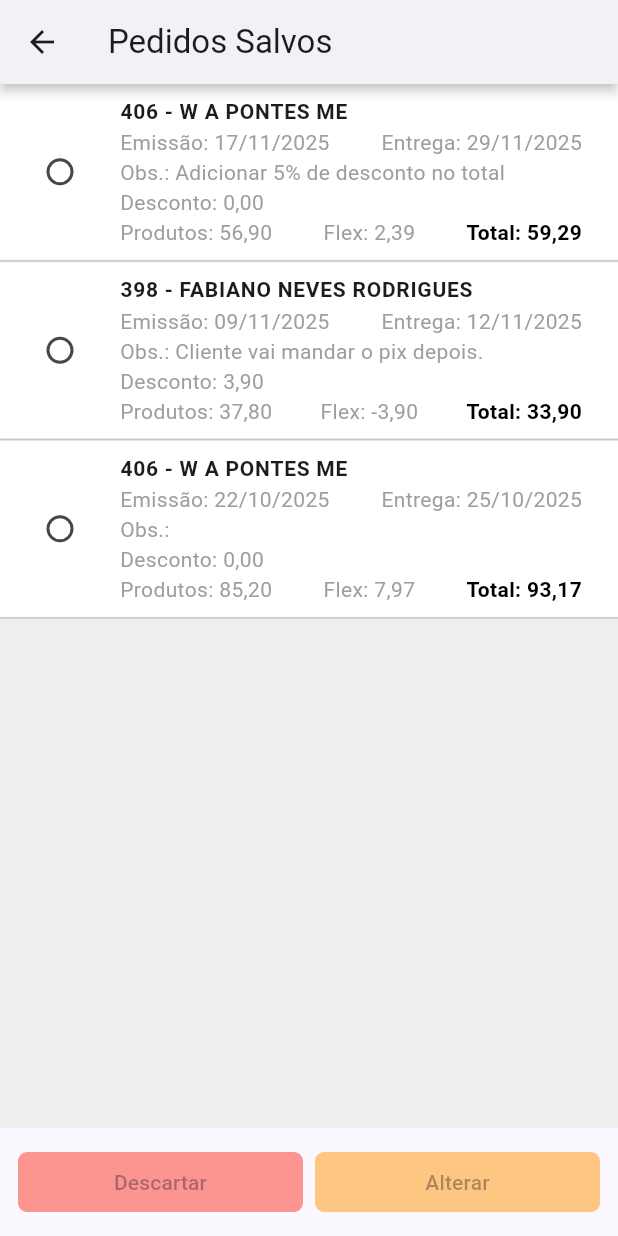
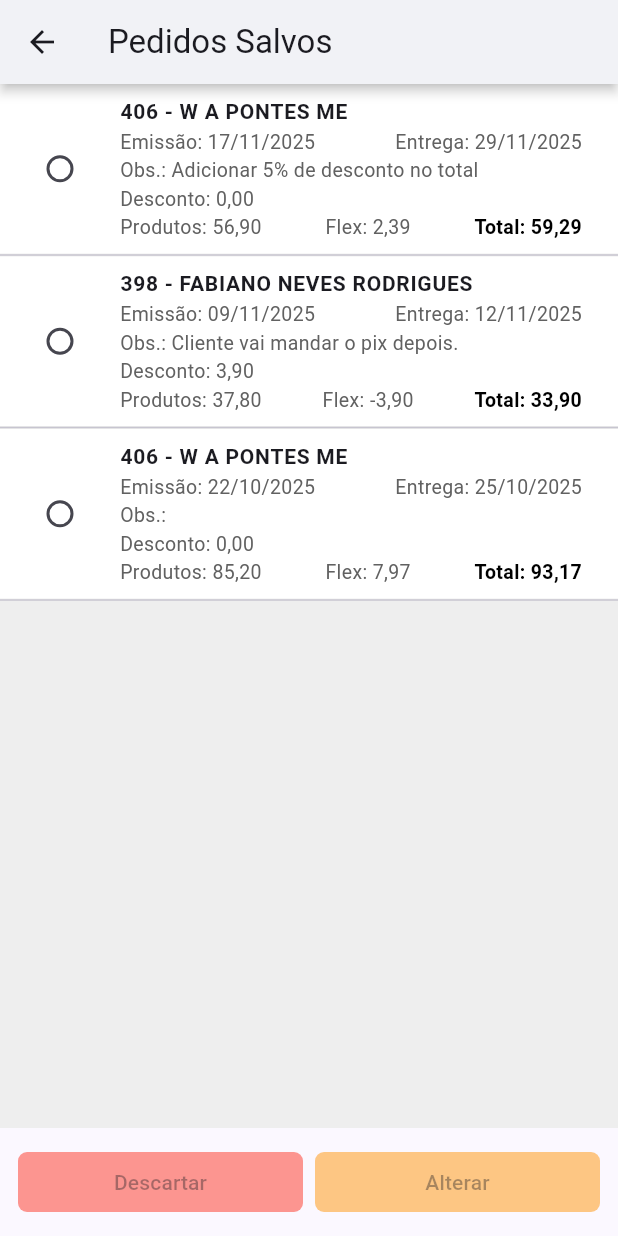
Before and after one commit to bruno-romeu/clone_app_pedidos_skillsoft, a Flutter app: the SavedOrders screen opened by its route, on a phone screen of 412 x 824 dp. Run offline on Flutter 3.47's test engine with Material 3 defaults, Android fonts, the light colour scheme and no system bars.

Commit message:
correções nos layouts das telas prinicipais.

```diff
--- a/lib/pages/home_page.dart
+++ b/lib/pages/home_page.dart
@@ -28,7 +28,7 @@ class HomePage extends StatelessWidget {
         child: ElevatedButton(
           onPressed: () {},
           style: ElevatedButton.styleFrom(
-            padding: EdgeInsets.symmetric(horizontal: 24, vertical: 24),
+            padding: EdgeInsets.symmetric(horizontal: 24, vertical: 18),
             backgroundColor: const Color.fromARGB(255, 20, 35, 121),
             foregroundColor: Colors.white,
             shape: RoundedRectangleBorder(
--- a/lib/pages/orders.dart
+++ b/lib/pages/orders.dart
@@ -120,7 +120,7 @@ class Orders extends StatelessWidget {
   @override
   Widget build(BuildContext context) {
     return Scaffold(
-      backgroundColor: Colors.grey[300],
+      backgroundColor: Colors.grey[200],
       appBar: AppBar(
         leading: Builder(
           builder: (BuildContext context) {
--- a/lib/pages/saved_orders.dart
+++ b/lib/pages/saved_orders.dart
@@ -131,15 +131,15 @@ class _SavedOrdersState extends State<SavedOrders> {
                         Text(
                           'Emissão: 17/11/2025',
                           style: TextStyle(
-                            fontSize: 14,
-                            color: Colors.grey[500],
+                            fontSize: 13,
+                            color: Colors.grey[700],
                           ),
                         ),
                         Text(
                           'Entrega: 29/11/2025',
                           style: TextStyle(
-                            fontSize: 14,
-                            color: Colors.grey[500],
+                            fontSize: 13,
+                            color: Colors.grey[700],
                           ),
                         ),
                       ],
@@ -150,8 +150,8 @@ class _SavedOrdersState extends State<SavedOrders> {
                         Text(
                           'Obs.: Adicionar 5% de desconto no total',
                           style: TextStyle(
-                            fontSize: 14,
-                            color: Colors.grey[500],
+                            fontSize: 13,
+                            color: Colors.grey[700],
                           ),
                         ),
                       ],
@@ -161,8 +161,8 @@ class _SavedOrdersState extends State<SavedOrders> {
                         Text(
                           'Desconto: 0,00',
                           style: TextStyle(
-                            fontSize: 14,
-                            color: Colors.grey[500],
+                            fontSize: 13,
+                            color: Colors.grey[700],
                           ),
                         ),
                       ],
@@ -174,21 +174,21 @@ class _SavedOrdersState extends State<SavedOrders> {
                         Text(
                           'Produtos: 56,90',
                           style: TextStyle(
-                            fontSize: 14,
-                            color: Colors.grey[500],
+                            fontSize: 13,
+                            color: Colors.grey[700],
                           ),
                         ),
                         Text(
                           'Flex: 2,39',
                           style: TextStyle(
-                            fontSize: 14,
-                            color: Colors.grey[500],
+                            fontSize: 13,
+                            color: Colors.grey[700],
                           ),
                         ),
                         Text(
                           'Total: 59,29',
                           style: TextStyle(
-                            fontSize: 14,
+                            fontSize: 13,
                             color: Colors.black,
                             fontWeight: FontWeight.bold,
                           ),
@@ -225,15 +225,15 @@ class _SavedOrdersState extends State<SavedOrders> {
                         Text(
                           'Emissão: 09/11/2025',
                           style: TextStyle(
-                            fontSize: 14,
-                            color: Colors.grey[500],
+                            fontSize: 13,
+                            color: Colors.grey[700],
                           ),
                         ),
                         Text(
                           'Entrega: 12/11/2025',
                           style: TextStyle(
-                            fontSize: 14,
-                            color: Colors.grey[500],
+                            fontSize: 13,
+                            color: Colors.grey[700],
                           ),
                         ),
                       ],
@@ -244,8 +244,8 @@ class _SavedOrdersState extends State<SavedOrders> {
                         Text(
                           'Obs.: Cliente vai mandar o pix depois.',
                           style: TextStyle(
-                            fontSize: 14,
-                            color: Colors.grey[500],
+                            fontSize: 13,
+                            color: Colors.grey[700],
                           ),
                         ),
                       ],
@@ -255,8 +255,8 @@ class _SavedOrdersState extends State<SavedOrders> {
                         Text(
                           'Desconto: 3,90',
                           style: TextStyle(
-                            fontSize: 14,
-                            color: Colors.grey[500],
+                            fontSize: 13,
+                            color: Colors.grey[700],
                           ),
                         ),
                       ],
@@ -268,21 +268,21 @@ class _SavedOrdersState extends State<SavedOrders> {
                         Text(
                           'Produtos: 37,80',
                           style: TextStyle(
-                            fontSize: 14,
-                            color: Colors.grey[500],
+                            fontSize: 13,
+                            color: Colors.grey[700],
                           ),
                         ),
                         Text(
                           'Flex: -3,90',
                           style: TextStyle(
-                            fontSize: 14,
-                            color: Colors.grey[500],
+                            fontSize: 13,
+                            color: Colors.grey[700],
                           ),
                         ),
                         Text(
                           'Total: 33,90',
                           style: TextStyle(
-                            fontSize: 14,
+                            fontSize: 13,
                             color: Colors.black,
                             fontWeight: FontWeight.bold,
                           ),
@@ -319,15 +319,15 @@ class _SavedOrdersState extends State<SavedOrders> {
                         Text(
                           'Emissão: 22/10/2025',
                           style: TextStyle(
-                            fontSize: 14,
-                            color: Colors.grey[500],
+                            fontSize: 13,
+                            color: Colors.grey[700],
                           ),
                         ),
                         Text(
                           'Entrega: 25/10/2025',
                           style: TextStyle(
-                            fontSize: 14,
-                            color: Colors.grey[500],
+                            fontSize: 13,
+                            color: Colors.grey[700],
                           ),
                         ),
                       ],
@@ -338,8 +338,8 @@ class _SavedOrdersState extends State<SavedOrders> {
                         Text(
                           'Obs.: ',
                           style: TextStyle(
-                            fontSize: 14,
-                            color: Colors.grey[500],
+                            fontSize: 13,
+                            color: Colors.grey[700],
                           ),
                         ),
                       ],
@@ -349,8 +349,8 @@ class _SavedOrdersState extends State<SavedOrders> {
                         Text(
                           'Desconto: 0,00',
                           style: TextStyle(
-                            fontSize: 14,
-                            color: Colors.grey[500],
+                            fontSize: 13,
+                            color: Colors.grey[700],
                           ),
                         ),
                       ],
@@ -362,21 +362,21 @@ class _SavedOrdersState extends State<SavedOrders> {
                         Text(
                           'Produtos: 85,20',
                           style: TextStyle(
-                            fontSize: 14,
-                            color: Colors.grey[500],
+                            fontSize: 13,
+                            color: Colors.grey[700],
                           ),
                         ),
                         Text(
                           'Flex: 7,97',
                           style: TextStyle(
-                            fontSize: 14,
-                            color: Colors.grey[500],
+                            fontSize: 13,
+                            color: Colors.grey[700],
                           ),
                         ),
                         Text(
                           'Total: 93,17',
                           style: TextStyle(
-                            fontSize: 14,
+                            fontSize: 13,
                             color: Colors.black,
                             fontWeight: FontWeight.bold,
                           ),
```
Also changed, not shown: lib/components/client_card.dart (+18 -10 lines), lib/components/product_card.dart (+6 -5 lines), lib/navigation/app_drawer.dart (+28 -13 lines), lib/pages/add_client.dart (+36 -38 lines), lib/pages/tools_page.dart (+4 -4 lines).
